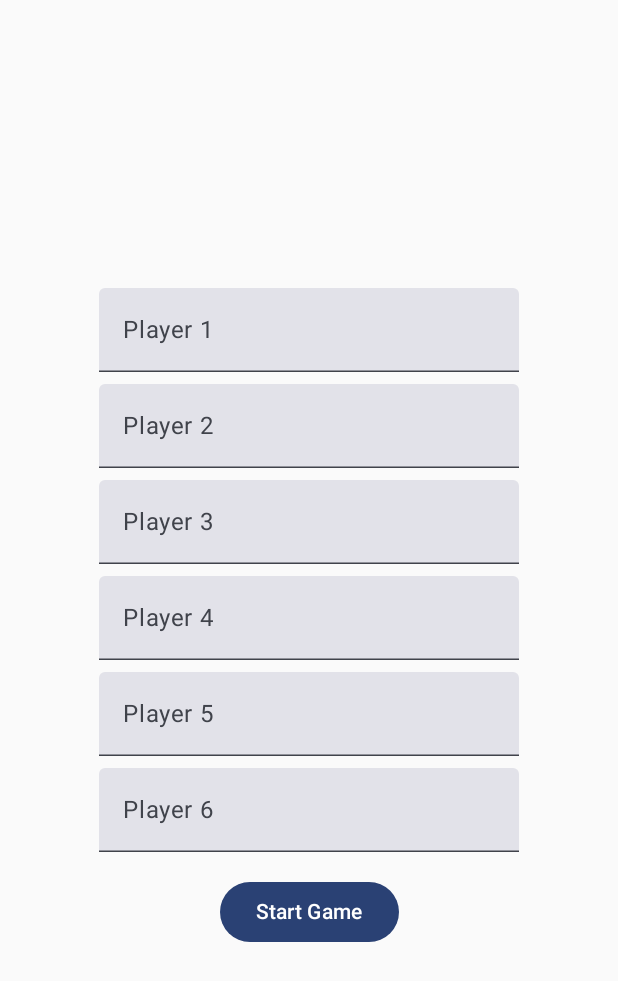
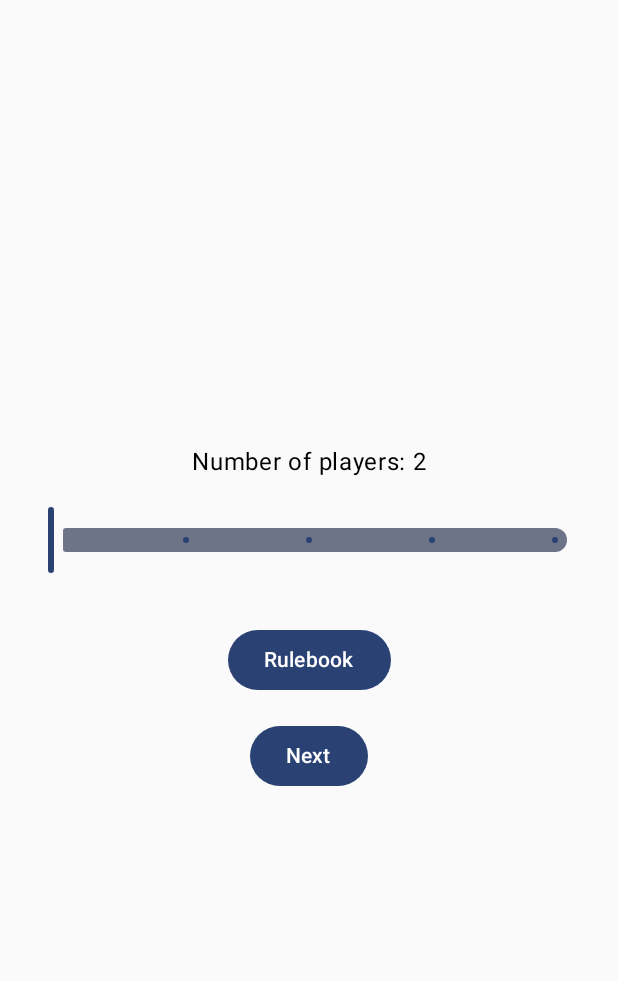
Before and after one commit to lara-petkovic/investors_square_game, an Android app built with Jetpack Compose: the screen it shows after launch (MainActivity), on a phone screen of 412 x 824 dp. Shown: the top 981 px of the screen. Run offline under Robolectric (Android 15) with nearby library versions, the phone set to English and light mode, and no system bars; our stand-ins replace Dagger/Hilt's generated code.

Commit message:
feat: PlayerNamesScreen, MainScreen and RulebookSreecn implementation

```diff
--- a/app/src/main/java/com/example/investorssquare/game/navigation/Navigation.kt
+++ b/app/src/main/java/com/example/investorssquare/game/navigation/Navigation.kt
@@ -1,47 +1,39 @@
 package com.example.investorssquare.game.navigation
 
-import android.annotation.SuppressLint
 import androidx.compose.runtime.Composable
+import androidx.navigation.NavType
 import androidx.navigation.compose.NavHost
 import androidx.navigation.compose.composable
 import androidx.navigation.compose.rememberNavController
+import androidx.navigation.navArgument
 import com.example.investorssquare.game.events.EventBus
 import com.example.investorssquare.game.presentation.board_screen.BoardScreen
-import com.example.investorssquare.game.presentation.board_screen.viewModels.Game
 import com.example.investorssquare.game.presentation.main_screen.MainScreen
+import com.example.investorssquare.game.presentation.player_names_screen.PlayerNamesScreen
+import com.example.investorssquare.game.presentation.rulebook_screen.RulebookScreen
 import com.example.investorssquare.game.service.EventService
 
-@SuppressLint("StateFlowValueCalledInComposition")
 @Composable
 fun Navigation() {
     val navController = rememberNavController()
 
     NavHost(navController = navController, startDestination = Screen.MainScreen.route) {
         composable(route = Screen.MainScreen.route) {
-            val temp_players = listOf(
-                "Player 1",
-                "Player 2",
-                "Player 3",
-                "Player 4",
-                "Player 5",
-                "Player 6"
-            )
+            MainScreen(navController = navController)
+        }
 
-            MainScreen(
-                navController = navController,
-                onGameStart = { players, selectedBoard ->
-                    navController.navigate(Screen.BoardScreen.route) {
-                        Game.setPlayers(
-                            temp_players, //TODO: players,
-                            selectedBoard.playerColors,
-                            Game.ruleBook.startingCapital
-                        )
-                        Game.setBoard(selectedBoard)
-                        EventBus
-                        EventService
-                    }
-                }
-            )
+        composable(route = Screen.RulebookScreen.route) {
+            RulebookScreen(navController = navController)
+        }
+
+        composable(
+            route = "${Screen.PlayerNamesScreen.route}/{playerCount}",
+            arguments = listOf(navArgument("playerCount") { type = NavType.IntType })
+        ) { backStackEntry ->
+            val playerCount = backStackEntry.arguments?.getInt("playerCount") ?: 2
+            EventBus
+            EventService
+            PlayerNamesScreen(navController = navController, playerCount = playerCount)
         }
 
         composable(route = Screen.BoardScreen.route) {
--- a/app/src/main/java/com/example/investorssquare/game/navigation/Screen.kt
+++ b/app/src/main/java/com/example/investorssquare/game/navigation/Screen.kt
@@ -1,6 +1,8 @@
 package com.example.investorssquare.game.navigation
 
 sealed class Screen(val route: String) {
-    object MainScreen : Screen("main-screen")
-    object BoardScreen : Screen("board-screen")
+    object MainScreen : Screen("main_screen")
+    object RulebookScreen : Screen("rulebook_screen")
+    object PlayerNamesScreen : Screen("player_names_screen")
+    object BoardScreen : Screen("board_screen")
 }
--- a/app/src/main/java/com/example/investorssquare/game/presentation/main_screen/MainScreen.kt
+++ b/app/src/main/java/com/example/investorssquare/game/presentation/main_screen/MainScreen.kt
@@ -1,32 +1,46 @@
 package com.example.investorssquare.game.presentation.main_screen
 
-import androidx.compose.foundation.layout.*
+import androidx.compose.foundation.layout.Arrangement
+import androidx.compose.foundation.layout.Box
+import androidx.compose.foundation.layout.Column
+import androidx.compose.foundation.layout.Spacer
+import androidx.compose.foundation.layout.fillMaxSize
+import androidx.compose.foundation.layout.height
+import androidx.compose.foundation.layout.padding
 import androidx.compose.material3.Button
+import androidx.compose.material3.Slider
 import androidx.compose.material3.Text
-import androidx.compose.material3.TextField
-import androidx.compose.runtime.*
+import androidx.compose.runtime.Composable
+import androidx.compose.runtime.getValue
+import androidx.compose.runtime.mutableFloatStateOf
+import androidx.compose.runtime.remember
+import androidx.compose.runtime.setValue
 import androidx.compose.ui.Alignment
 import androidx.compose.ui.Modifier
 import androidx.compose.ui.unit.dp
 import androidx.navigation.NavController
 import com.example.investorssquare.game.data.local.JsonParser
-import com.example.investorssquare.game.domain.model.Board
+import com.example.investorssquare.game.navigation.Screen
+import com.example.investorssquare.game.presentation.board_screen.viewModels.Game
 
 @Composable
 fun MainScreen(
     navController: NavController,
-    onGameStart: (List<String>, Board) -> Unit
 ) {
-    val jsonParser = JsonParser(context = navController.context)
+    val allowedPlayerCounts = listOf(2, 3, 4, 5, 6)
+    var sliderPosition by remember { mutableFloatStateOf(0f) }
 
-    var player1 by remember { mutableStateOf("") }
-    var player2 by remember { mutableStateOf("") }
-    var player3 by remember { mutableStateOf("") }
-    var player4 by remember { mutableStateOf("") }
-    var player5 by remember { mutableStateOf("") }
-    var player6 by remember { mutableStateOf("") }
+    val jsonParser = remember { JsonParser(context = navController.context) }
 
-    var selectedBoard: Board? by remember { mutableStateOf(null) }
+    val navigateToRulebook: () -> Unit = {
+        navController.navigate(Screen.RulebookScreen.route)
+    }
+
+    val navigateToNext: () -> Unit = {
+        val selectedBoard = jsonParser.loadBoard("board_default.json")
+        Game.setBoard(selectedBoard)
+        navController.navigate("${Screen.PlayerNamesScreen.route}/${allowedPlayerCounts[sliderPosition.toInt()]}")
+    }
 
     Box(modifier = Modifier.fillMaxSize()) {
         Column(
@@ -36,66 +50,26 @@
             verticalArrangement = Arrangement.Center,
             horizontalAlignment = Alignment.CenterHorizontally
         ) {
-            TextField(
-                value = player1,
-                onValueChange = { player1 = it },
-                label = { Text("Player 1") }
+            Text("Number of players: ${allowedPlayerCounts[sliderPosition.toInt()]}")
+
+            Slider(
+                value = sliderPosition,
+                onValueChange = { newValue -> sliderPosition = newValue },
+                valueRange = 0f..(allowedPlayerCounts.size - 1).toFloat(),
+                steps = allowedPlayerCounts.size - 2,
+                modifier = Modifier.padding(16.dp)
             )
-            Spacer(modifier = Modifier.height(8.dp))
 
-            TextField(
-                value = player2,
-                onValueChange = { player2 = it },
-                label = { Text("Player 2") }
-            )
-            Spacer(modifier = Modifier.height(8.dp))
-
-            TextField(
-                value = player3,
-                onValueChange = { player3 = it },
-                label = { Text("Player 3") }
-            )
-            Spacer(modifier = Modifier.height(8.dp))
-
-            TextField(
-                value = player4,
-                onValueChange = { player4 = it },
-                label = { Text("Player 4") }
-            )
-            Spacer(modifier = Modifier.height(8.dp))
-
-            TextField(
-                value = player5,
-                onValueChange = { player5 = it },
-                label = { Text("Player 5") }
-            )
-            Spacer(modifier = Modifier.height(8.dp))
-
-            TextField(
-                value = player6,
-                onValueChange = { player6 = it },
-                label = { Text("Player 6") }
-            )
             Spacer(modifier = Modifier.height(16.dp))
 
-            val isFormValid = player1.isNotEmpty() && player2.isNotEmpty() && player3.isNotEmpty() &&
-                    player4.isNotEmpty() && player5.isNotEmpty() && player6.isNotEmpty()
+            Button(onClick = navigateToRulebook) {
+                Text("Rulebook")
+            }
 
-            Button(
-                onClick = {
-                    // Load the selected board
-                    selectedBoard = jsonParser.loadBoard("board_default.json")
+            Spacer(modifier = Modifier.height(16.dp))
 
-                    selectedBoard?.let {
-                        onGameStart(
-                            listOf(player1, player2, player3, player4, player5, player6),
-                            it
-                        )
-                    }
-                },
-                enabled = true//TODO: isFormValid
-            ) {
-                Text("Start Game")
+            Button(onClick = navigateToNext) {
+                Text("Next")
             }
         }
     }
```
Also changed, not shown: app/src/main/java/com/example/investorssquare/game/presentation/player_names_screen/PlayerNamesScreen.kt (added, +160 -0 lines), app/src/main/java/com/example/investorssquare/game/presentation/rulebook_screen/RulebookScreen.kt (added, +51 -0 lines), app/src/main/res/drawable-nodpi/icon_color_picker.png (added).
